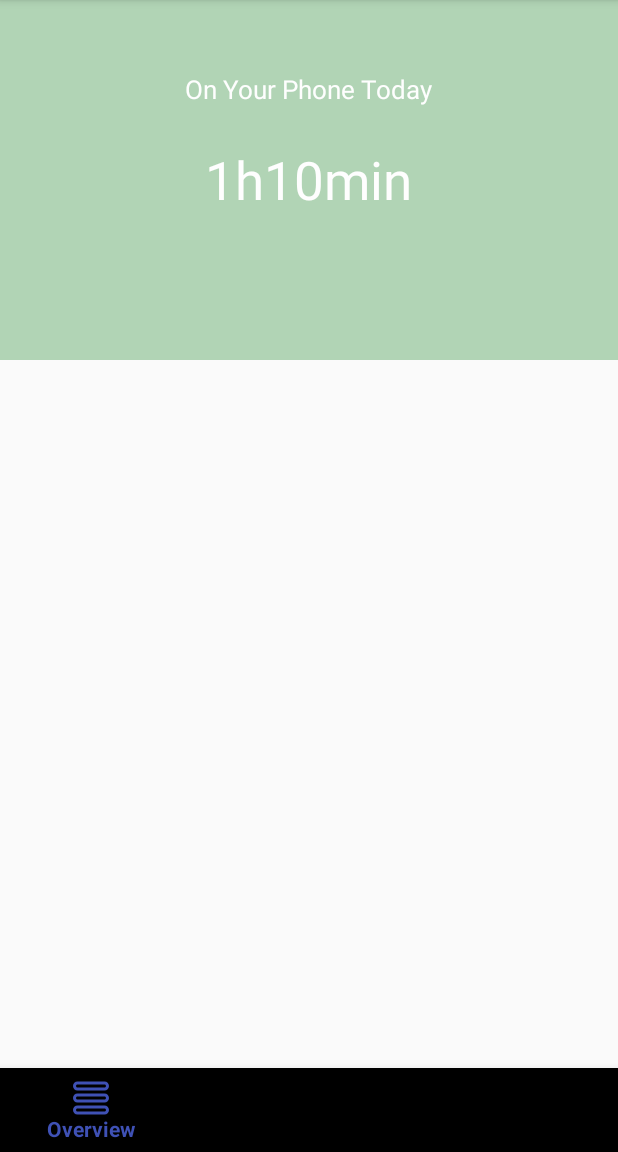
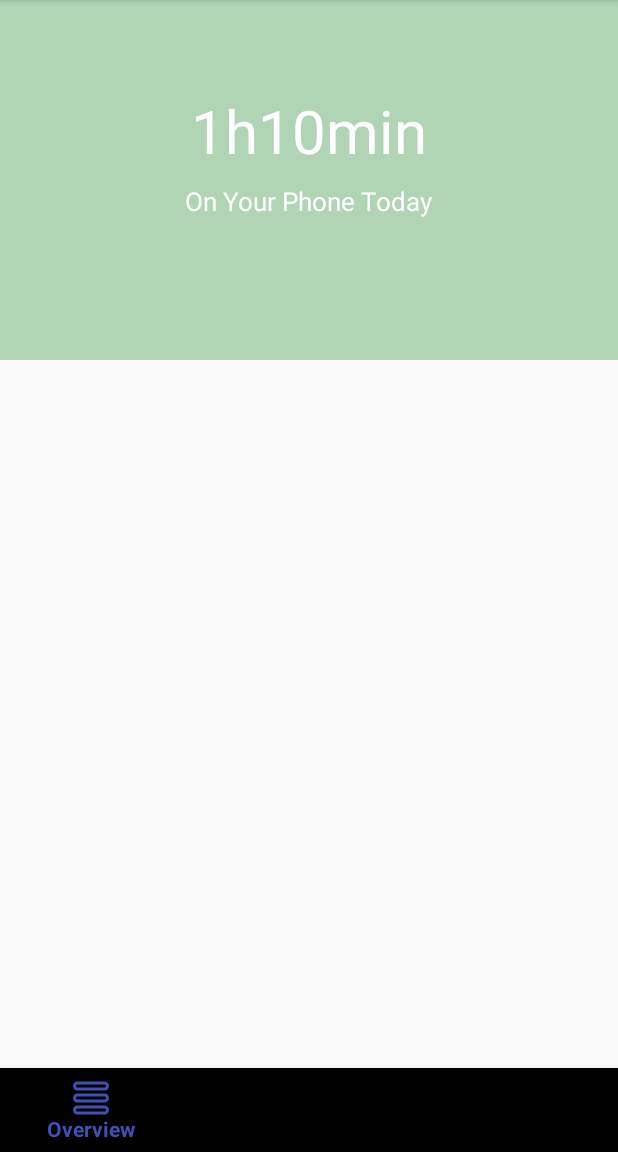
Before and after one commit to Aaron19960821/Turtle, an Android app: the screen it shows after launch (MainActivity), on a phone screen of 412 x 824 dp, the part 84-1236 px from its top. Run offline under Robolectric (Android 15) with nearby library versions, the phone set to English and light mode, and no system bars.

Commit message:
overview_start

```diff
--- a/app/build.gradle
+++ b/app/build.gradle
@@ -31,4 +31,5 @@ dependencies {
     androidTestImplementation 'com.android.support.test.espresso:espresso-core:3.0.2'
 
     implementation 'com.android.support:design:27.0.2'
+    implementation 'com.android.support:recyclerview-v7:27.0.2'
 }
--- /dev/null
+++ b/app/src/main/java/com/yucwang/turtle/HistoryOverviewAdapter.kt
@@ -0,0 +1,16 @@
+package com.yucwang.turtle
+
+import android.support.v7.widget.RecyclerView
+import android.view.LayoutInflater
+import android.view.ViewGroup
+import android.widget.TextView
+
+class HistoryOverviewAdapter (private val historyList: Array<String>):
+        RecyclerView.Adapter<HistoryOverviewAdapter.DataHolder>() {
+    class DataHolder(val textView: TextView): RecyclerView.ViewHolder(textView)
+
+    override fun onCreateViewHolder(parent: ViewGroup?, viewType: Int): DataHolder {
+        TODO("not implemented") //To change body of created functions use File | Settings | File Templates.
+        val textView = LayoutInflater.from(parent.context).inflate()
+    }
+}
--- a/app/src/main/java/com/yucwang/turtle/OverviewFragment.kt
+++ b/app/src/main/java/com/yucwang/turtle/OverviewFragment.kt
@@ -3,6 +3,7 @@ package com.yucwang.turtle
 
 import android.os.Bundle
 import android.support.v4.app.Fragment
+import android.support.v7.widget.RecyclerView
 import android.view.LayoutInflater
 import android.view.View
 import android.view.ViewGroup
@@ -18,6 +19,9 @@ private const val ARG_PARAM2 = "param2"
  *
  */
 class OverviewFragment : Fragment() {
+    private lateinit var mHistoryOverview: RecyclerView
+    private lateinit var mHistoryOverviewAdapter: RecyclerView.Adapter<*>
+    private lateinit var mHistoryOverviewManager: RecyclerView.LayoutManager
 
     override fun onCreateView(inflater: LayoutInflater, container: ViewGroup?,
                               savedInstanceState: Bundle?): View? {
--- a/app/src/main/res/layout/overview_main.xml
+++ b/app/src/main/res/layout/overview_main.xml
@@ -7,6 +7,14 @@
 
     <include
         layout="@layout/overview_timedisplay"
+        android:id = "@+id/overview_timedisplay"
+        />
+
+    <android.support.v7.widget.RecyclerView
+        android:layout_width="match_parent"
+        android:layout_height="match_parent"
+        android:scrollbars="vertical"
+        android:id="@+id/overview_historylist"
         />
 
 </LinearLayout>
--- a/app/src/main/res/layout/overview_timedisplay.xml
+++ b/app/src/main/res/layout/overview_timedisplay.xml
@@ -5,7 +5,6 @@
     android:layout_height="wrap_content">
 
     <View
-        android:theme="@style/TurtleTheme"
         android:layout_width="match_parent"
         android:layout_height="240dp"
         android:background="@color/colorPass"
@@ -16,18 +15,19 @@
         android:layout_width="wrap_content"
         android:layout_height="wrap_content"
         android:id="@+id/overview_timedisplay"
-        android:textSize="35sp"
-        android:layout_centerInParent="true"
+        android:textSize="40sp"
+        android:layout_centerHorizontal="true"
+        android:layout_marginTop="60dp"
         android:text="1h10min"
-        android:textColor="@color/textWhite" />
+        android:textColor="@color/textWhite"
+        android:paddingBottom="8dp"/>
 
     <TextView
         android:layout_width="wrap_content"
         android:layout_height="wrap_content"
         android:text="@string/string_overview_timeexplain"
         android:textColor="@color/textWhite"
+        android:layout_centerHorizontal="true"
         android:layout_below="@id/overview_timedisplay"
-        android:layout_centerHorizontal="true"
         android:textSize="17sp"/>
-
 </RelativeLayout>
```
